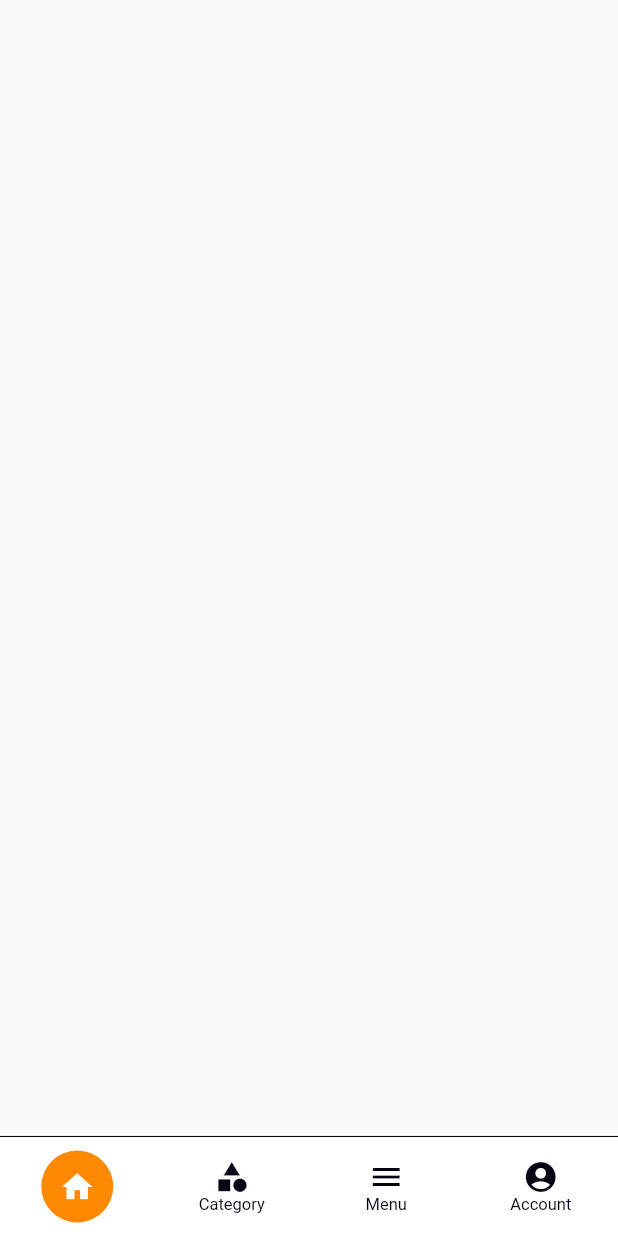
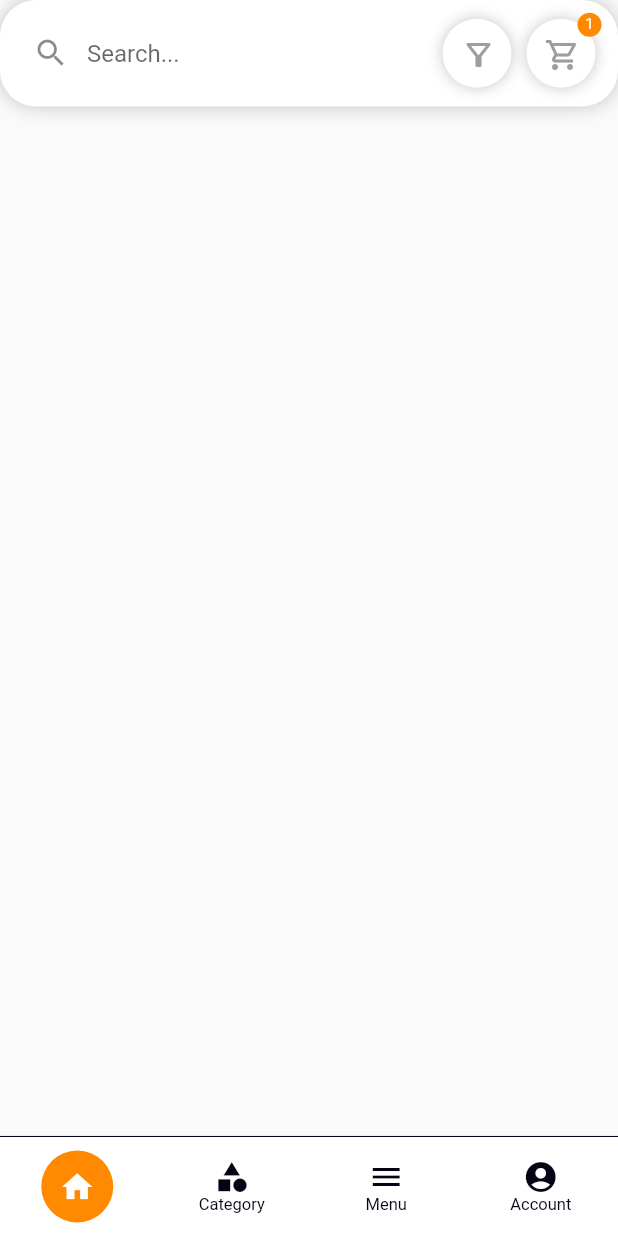
Before and after one commit to riyasfath/My_Grocery, a Flutter app: the screen it shows after launch, on a phone screen of 412 x 824 dp. Run offline on Flutter 3.47's test engine with Material 2 defaults, Android fonts, the phone set to English and light mode, and no system bars; drawn by our look-alikes of flutter_snake_navigationbar; our stand-ins replace get.

Commit message:
search and cart added

```diff
--- /dev/null
+++ b/lib/components/main_header.dart
@@ -0,0 +1,99 @@
+import 'package:flutter/material.dart';
+class MainHeader extends StatelessWidget {
+  const MainHeader({Key? key}) : super(key: key);
+
+  @override
+  Widget build(BuildContext context) {
+    return Container(
+decoration: BoxDecoration(
+  color: Colors.white,
+  borderRadius: const BorderRadius.all(Radius.circular(24)),
+  boxShadow: <BoxShadow>[
+    BoxShadow(color: Colors.grey.withOpacity(0.6),
+    offset: const Offset(0,0),
+    blurRadius: 10
+    )
+  ]
+),
+      padding: const EdgeInsets.all(10),
+      child: Row(
+        children: [
+          Expanded(child:  Container(
+            child: TextField(
+              autofocus: false,
+              onSubmitted: (val){},
+              onChanged: (val){},
+              decoration: InputDecoration(
+                contentPadding: const EdgeInsets.symmetric(
+                  horizontal: 14,
+                  vertical: 16,
+                ),
+                fillColor: Colors.white,
+                filled: true,
+                border: OutlineInputBorder(
+                  borderRadius:BorderRadius.circular(24),
+                  borderSide: BorderSide.none
+                  ),
+                hintText: "Search...",
+                prefixIcon: const Icon(Icons.search),
+              ),
+            ),
+          )),
+          const SizedBox(width: 10),
+          Container(
+            height: 46,
+            width: 46,
+            decoration: BoxDecoration(
+              color: Colors.white,
+              shape: BoxShape.circle,
+              boxShadow: <BoxShadow>[
+                BoxShadow(
+                  color: Colors.grey.withOpacity(0.6),
+                  blurRadius: 8
+                )
+              ]
+            ),
+            padding: const EdgeInsets.all(12),
+            child: const Icon(Icons.filter_alt_outlined,
+            color: Colors.grey,),
+
+          ),
+          const SizedBox(width: 10),
+          Badge(
+            label: const Text("1",
+            style: TextStyle(
+              color: Colors.white
+            ),),
+            backgroundColor: Theme.of(context).primaryColor,
+
+            child: Container(
+              height: 46,
+              width: 46,
+              decoration: BoxDecoration(
+                  color: Colors.white,
+                  shape: BoxShape.circle,
+                  boxShadow: <BoxShadow>[
+                    BoxShadow(
+                        color: Colors.grey.withOpacity(0.6),
+                        blurRadius: 8
+                    )
+                  ]
+              ),
+              padding: const EdgeInsets.all(12),
+              child: const Icon(Icons.shopping_cart_outlined,
+                color: Colors.grey,),
+
+            ),
+          ),
+          const SizedBox(width: 5),
+
+
+
+
+
+        ],
+      ),
+
+    );
+  }
+}
--- a/lib/theme/app_theme.dart
+++ b/lib/theme/app_theme.dart
@@ -31,7 +31,7 @@ class AppTheme{
 
   static setStatusBarAndNavigationBarColors(ThemeMode themeMode){
     SystemChrome.setSystemUIOverlayStyle(SystemUiOverlayStyle(
-      statusBarColor: Colors.transparent,
+       : Colors.transparent,
       statusBarIconBrightness: Brightness.light,
       systemNavigationBarColor:lightBackgroundColor,
       systemNavigationBarDividerColor: Colors.transparent,
--- a/lib/view/dashboard/dashboard_screen.dart
+++ b/lib/view/dashboard/dashboard_screen.dart
@@ -2,6 +2,7 @@ import 'package:flutter/material.dart';
 import 'package:flutter_snake_navigationbar/flutter_snake_navigationbar.dart';
 import 'package:get/get.dart';
 import 'package:my_grocery/controller/dashboard_controller.dart';
+import 'package:my_grocery/view/home/home_screen.dart';
 class DashboardScreen extends StatelessWidget {
   const DashboardScreen({Key? key}) : super(key: key);
 
@@ -12,7 +13,7 @@ class DashboardScreen extends StatelessWidget {
     body: SafeArea(child: IndexedStack(
       index: controller.tableIndex,
       children: [
-        Container(),
+        const HomeScreen(),
         Container(
           color: Colors.red,
         ),
--- /dev/null
+++ b/lib/view/home/home_screen.dart
@@ -0,0 +1,20 @@
+import 'package:flutter/material.dart';
+import 'package:my_grocery/components/main_header.dart';
+
+class HomeScreen extends StatelessWidget {
+  const HomeScreen({Key? key}) : super(key: key);
+
+  @override
+  Widget build(BuildContext context) {
+    return const SafeArea(child:
+      Column(
+        children: [
+          MainHeader()
+
+        ],
+      ),
+
+
+    );
+  }
+}
--- a/pubspec.yaml
+++ b/pubspec.yaml
@@ -37,6 +37,8 @@ dependencies:
   cupertino_icons: ^1.0.2
   get: ^4.6.5
   flutter_snake_navigationbar: ^0.6.1
+  badges: 3.1.1
+
 
 
 
```
Also changed, not shown: pubspec.lock.
